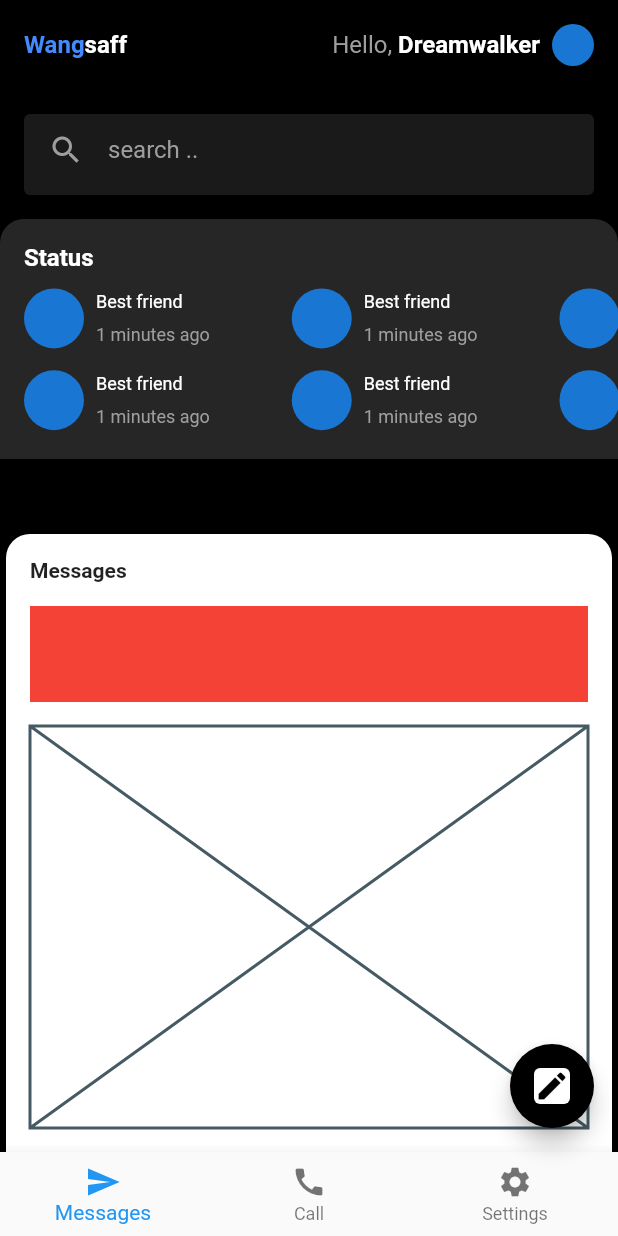
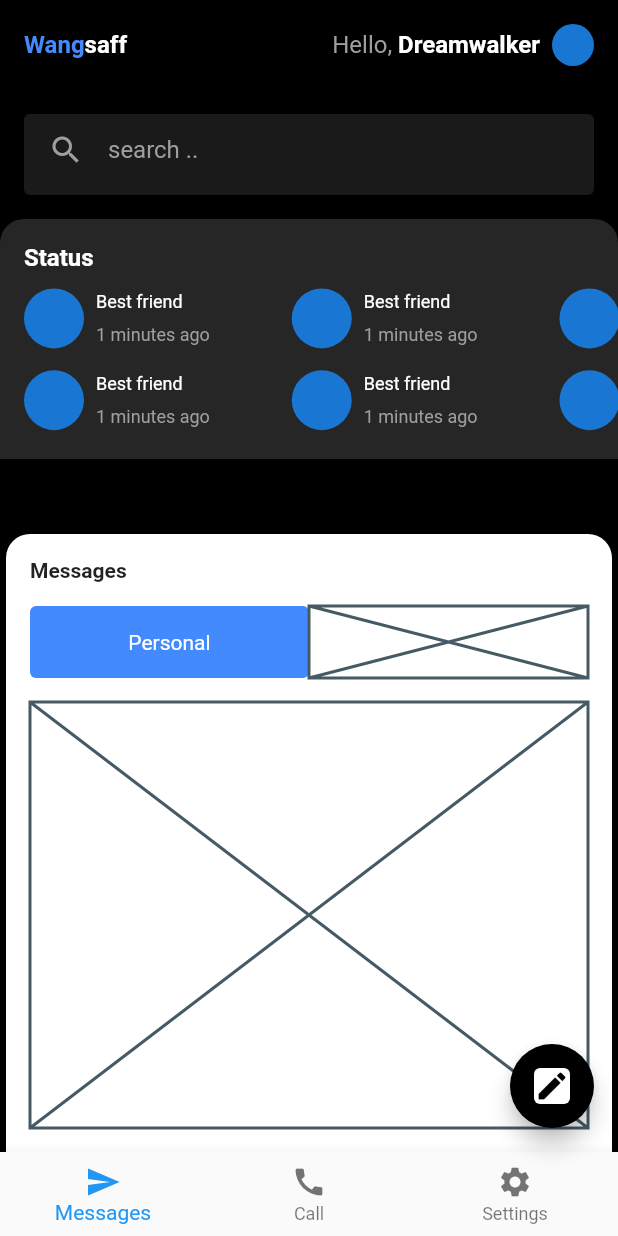
Before and after one commit to JAICHANGPARK/flutter_notebook_19th_story, a Flutter app: the screen it shows after launch, on a phone screen of 412 x 824 dp. Run offline on Flutter 3.47's test engine with Material 2 defaults, Android fonts, the phone set to English and light mode, and no system bars; our stand-ins replace cached_network_image, countup, fl_chart, flutter_riverpod, freezed_annotation, smooth_page_indicator and 1 more.

Commit message:
Update mobile_chat_home_page.dart

```diff
--- a/lib/ep1124_mobile_chat_app/src/ui/mobile_chat_home_page.dart
+++ b/lib/ep1124_mobile_chat_app/src/ui/mobile_chat_home_page.dart
@@ -193,7 +193,7 @@ class _MobileChatHomePageState extends State<MobileChatHomePage> {
                 padding: const EdgeInsets.all(16),
                 child: Column(
                   crossAxisAlignment: CrossAxisAlignment.start,
-                  children: const [
+                  children: [
                     Text(
                       "Messages",
                       style: TextStyle(
@@ -203,10 +203,27 @@ class _MobileChatHomePageState extends State<MobileChatHomePage> {
                     Padding(
                       padding: EdgeInsets.symmetric(vertical: 16),
                       child: SizedBox(
-                        height: 64,
-                        child: ColoredBox(
-                          color: Colors.red,
-                          child: Center(),
+                        height: 48,
+                        child: Row(
+                          children: [
+                            Expanded(
+                              child: Container(
+                                decoration: BoxDecoration(
+                                  color: Colors.blueAccent,
+                                  borderRadius: BorderRadius.circular(4),
+                                ),
+                                child: Center(
+                                  child: Text(
+                                    "Personal",
+                                    style: TextStyle(
+                                      color: Colors.white,
+                                    ),
+                                  ),
+                                ),
+                              ),
+                            ),
+                            Expanded(child: Placeholder()),
+                          ],
                         ),
                       ),
                     ),
```
